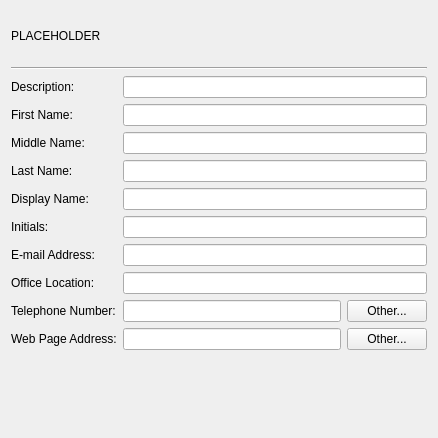
First picture: the form in src/admc/ui/widget/tab/general_user.ui, repository altlinux/admc, before the edit.
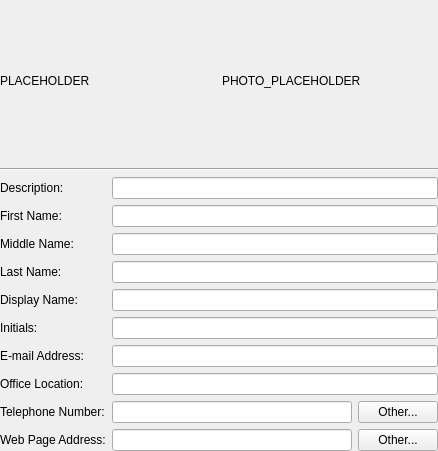
Second picture: the form after the edit.

Commit message: feat(ui): show user photo ("jpegPhoto") in the user tab

```diff
--- a/src/admc/ui/widget/tab/general_user.ui
+++ b/src/admc/ui/widget/tab/general_user.ui
@@ -7,13 +7,33 @@
     <x>0</x>
     <y>0</y>
     <width>438</width>
-    <height>438</height>
+    <height>451</height>
    </rect>
   </property>
   <property name="windowTitle">
    <string notr="true">Form</string>
   </property>
   <layout class="QVBoxLayout" name="verticalLayout">
+   <property name="leftMargin">
+    <number>0</number>
+   </property>
+   <property name="topMargin">
+    <number>0</number>
+   </property>
+   <property name="rightMargin">
+    <number>0</number>
+   </property>
+   <property name="bottomMargin">
+    <number>0</number>
+   </property>
+   <item>
+    <layout class="QHBoxLayout" name="horizontalLayout_3">
+     <property name="leftMargin">
+      <number>0</number>
+     </property>
+     <property name="topMargin">
+      <number>0</number>
+     </property>
    <item>
     <widget class="QLabel" name="name_label">
      <property name="sizePolicy">
@@ -32,6 +52,15 @@
       <string notr="true">PLACEHOLDER</string>
      </property>
     </widget>
+     </item>
+     <item>
+      <widget class="QLabel" name="photo_edit">
+       <property name="text">
+        <string>PHOTO_PLACEHOLDER</string>
+       </property>
+      </widget>
+     </item>
+    </layout>
    </item>
    <item>
     <widget class="Line" name="line">
```
Lines whose indentation alone changed are shown as unchanged. The commit also changes 6 other files.
